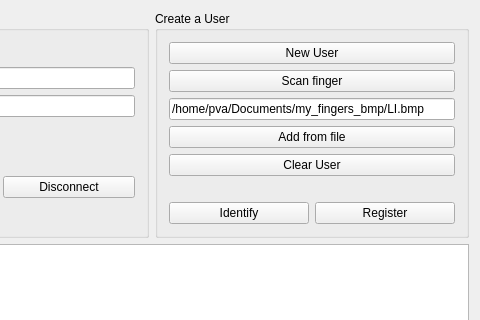
Old version of the form client/clientgui.ui in the repository pvavercak/flat_repo; both pictures show x 160 to 640 and y 0 to 320 of the 640 by 523 pixel window.
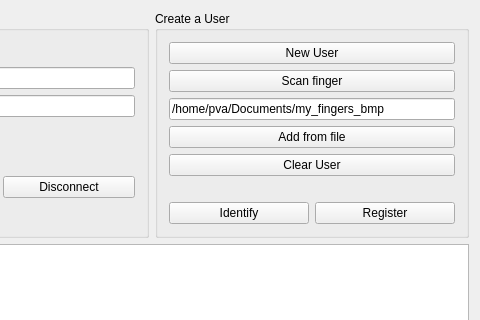
New version of the form.

Commit message: Client: code cleanup, nullptr checks added

Patch:
```diff
--- a/client/clientgui.ui
+++ b/client/clientgui.ui
@@ -138,7 +138,7 @@
          <item>
           <widget class="QLineEdit" name="pathToFingerImage">
            <property name="text">
-            <string>/home/pva/Documents/my_fingers_bmp/LI.bmp</string>
+            <string>/home/pva/Documents/my_fingers_bmp</string>
            </property>
           </widget>
          </item>
```
The commit also changes 2 other files.
